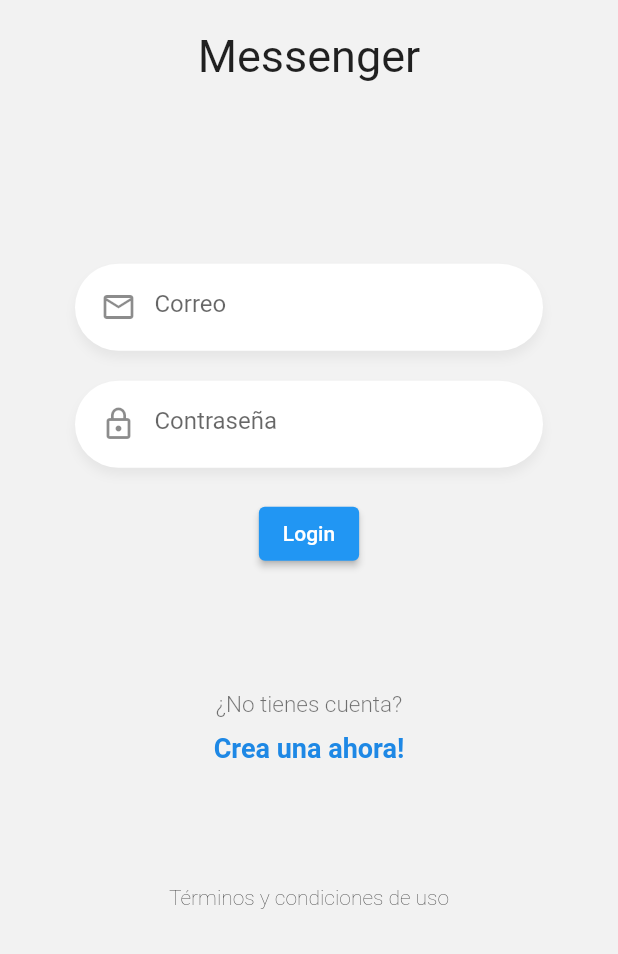
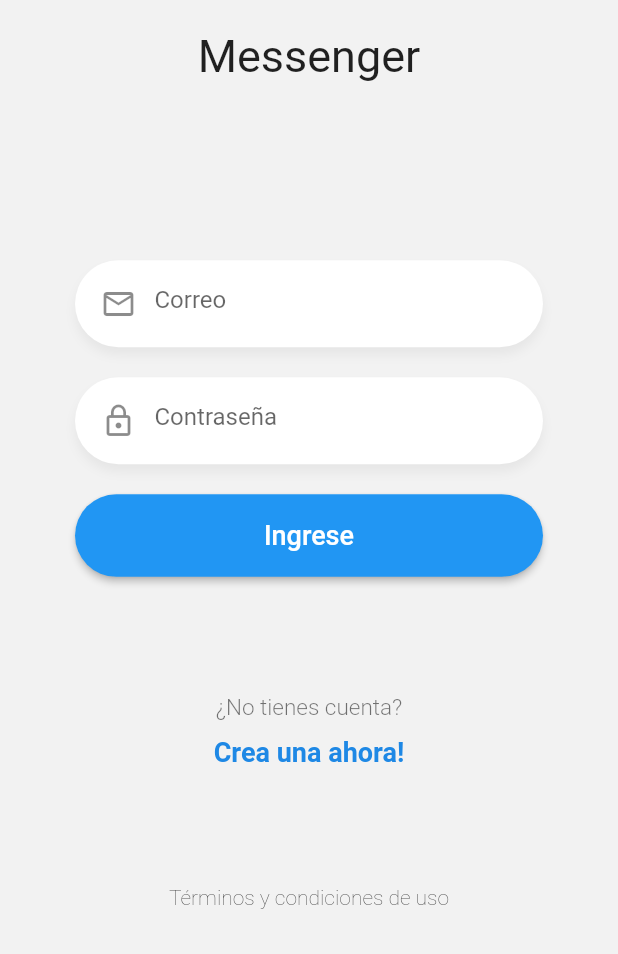
Before and after one commit to michaelrondon27/curso_flutter_avanzado, a Flutter app: the screen it shows after launch, on a phone screen of 412 x 824 dp, the part 282-1236 px from its top. Run offline on Flutter 3.47's test engine with Material 2 defaults, Android fonts, the phone set to English and light mode, and no system bars; our stand-ins replace pie_chart, socket_io_client.

Commit message:
54. Boton Azul

```diff
--- a/chat/lib/pages/login_page.dart
+++ b/chat/lib/pages/login_page.dart
@@ -1,5 +1,6 @@
 import 'package:flutter/material.dart';
 
+import 'package:chat/widgets/boton_azul.dart';
 import 'package:chat/widgets/custom_input.dart';
 import 'package:chat/widgets/labels.dart';
 import 'package:chat/widgets/logo.dart';
@@ -63,11 +64,12 @@ class __FormState extends State<_Form> {
             textController: passwordCtrl
           ),
 
-          ElevatedButton(
-            child: Text('Login'),
+          BotonAzul(
             onPressed: () {
-              print(emailCtrl.text);
+              print( emailCtrl.text );
+              print( passwordCtrl.text );
             },
+            text: 'Ingrese',
           )
         ]
       ),
--- /dev/null
+++ b/chat/lib/widgets/boton_azul.dart
@@ -0,0 +1,36 @@
+import 'package:flutter/material.dart';
+
+class BotonAzul extends StatelessWidget {
+  final void Function() onPressed;
+  final String text;
+
+  const BotonAzul({
+    Key? key,
+    required this.onPressed,
+    required this.text
+  }) : super(key: key);
+
+  @override
+  Widget build(BuildContext context) {
+    return ElevatedButton(
+      child: Container(
+        child: Center(
+          child: Text(
+            this.text,
+            style: TextStyle(
+              color: Colors.white,
+              fontSize: 18
+            ),
+          )
+        ),
+        height: 55,
+        width: double.infinity
+      ),
+      onPressed: this.onPressed,
+      style: ButtonStyle(
+        elevation: MaterialStateProperty.all<double>( 2 ),
+        shape: MaterialStateProperty.all<OutlinedBorder>( StadiumBorder() )
+      )
+    );
+  }
+}
```
